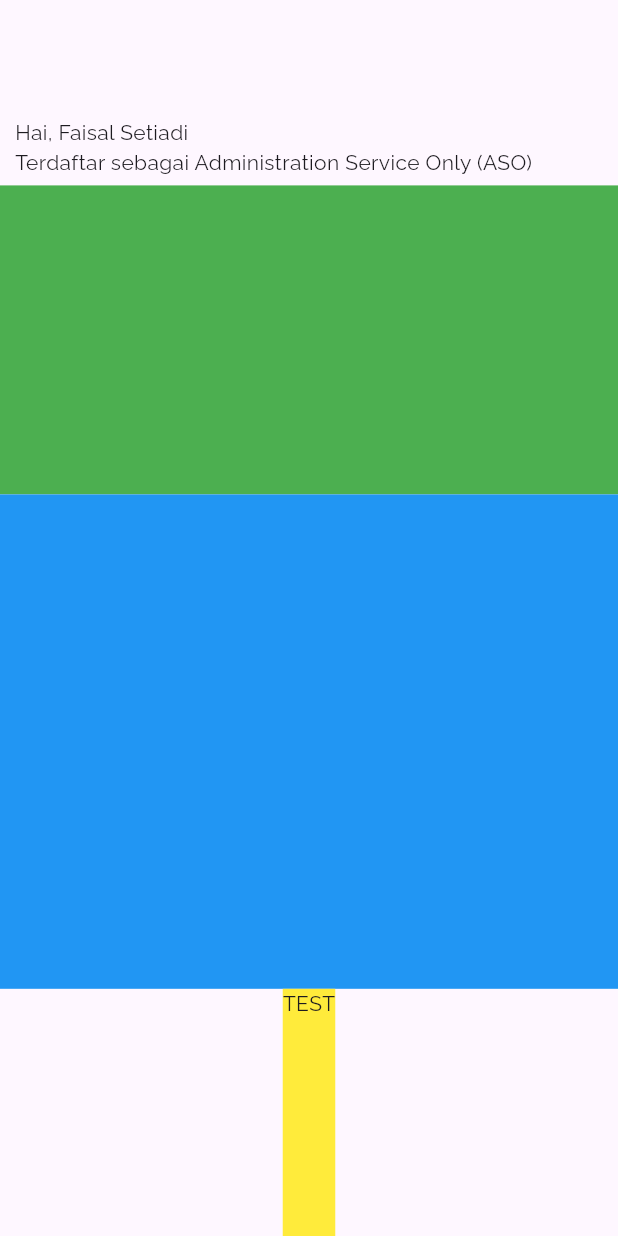
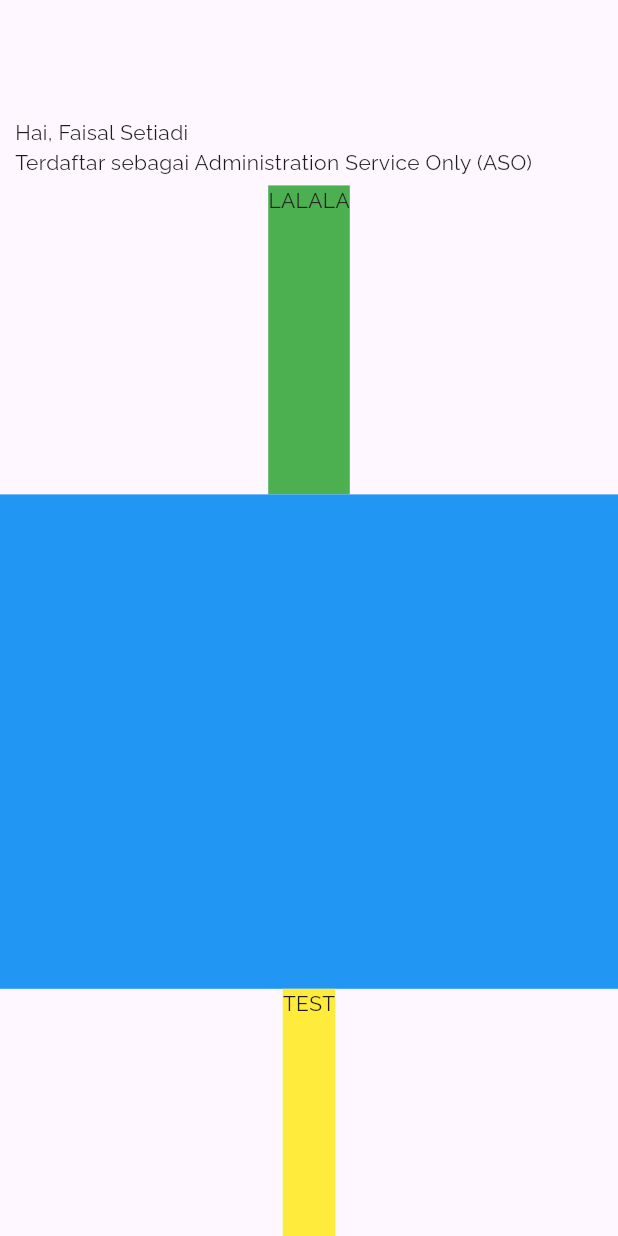
Before and after one commit to faaiiisssaal/mobile_apps, a Flutter app: the HomePage screen opened directly, on a phone screen of 412 x 824 dp. Run offline on Flutter 3.47's test engine with Material 3 defaults, Android fonts, the phone set to English and light mode, and no system bars; our stand-ins replace dots_indicator, google_fonts, local_auth, package_info, shared_preferences; missing offline and left inert: qr_code_scanner; accounts and stored records are empty.

Commit message:
Commit 16/01/2024

```diff
--- a/lib/user/perusahaan/navbar.dart
+++ b/lib/user/badanusaha/navbar.dart
@@ -1,8 +1,8 @@
 import 'package:flutter/material.dart';
 import 'package:google_fonts/google_fonts.dart';
-import 'package:helathcareapp/user/perusahaan/profile/profile.dart';
-import 'package:helathcareapp/user/perusahaan/data/data.dart';
-import 'package:helathcareapp/user/perusahaan/home/home.dart';
+import 'package:helathcareapp/user/badanusaha/profile/profile.dart';
+import 'data/data.dart';
+import 'home/home.dart';
 
 class CompanyNavBar extends StatefulWidget {
   const CompanyNavBar({super.key});
--- a/lib/user/peserta/home/home.dart
+++ b/lib/user/peserta/home/home.dart
@@ -49,8 +49,11 @@ class _HomePageState extends State<HomePage> {
             Expanded(
               flex: 25,
               child: Container(
-                // Your content for the second row
                 color: Colors.green,
+                child: const LimitedBox(
+                  maxHeight: 0.8,
+                  child: Text("LALALA"),
+                ),
               ),
             ),
 
--- a/lib/user/sign_in.dart
+++ b/lib/user/sign_in.dart
@@ -1,7 +1,6 @@
 // ignore_for_file: unused_field
 
 import 'package:flutter/foundation.dart';
-import 'package:helathcareapp/user/perusahaan/navbar.dart';
 import 'package:helathcareapp/user/peserta/profile/biometrics.dart';
 import 'package:helathcareapp/user/peserta/profile/profile.dart';
 import 'package:package_info/package_info.dart';
@@ -10,6 +9,7 @@ import 'package:flutter/services.dart';
 import 'package:intl/intl.dart';
 import '../background/userdata.dart';
 import 'asuransi/navbar.dart';
+import 'badanusaha/navbar.dart';
 import 'peserta/navbar.dart';
 
 class SignInScreen extends StatefulWidget {
```
Also changed, not shown: asset/24-hour-service.png (added), asset/benefits.png (added), asset/hospital-building.png (added), asset/manual-book.png (added), lib/user/badanusaha/data/data.dart (renamed from lib/user/perusahaan/data/data.dart), lib/user/badanusaha/home/home.dart (renamed from lib/user/perusahaan/home/home.dart), lib/user/badanusaha/profile/biometrics.dart (renamed from lib/user/perusahaan/profile/biometrics.dart), lib/user/badanusaha/profile/profile.dart (renamed from lib/user/perusahaan/profile/profile.dart).
